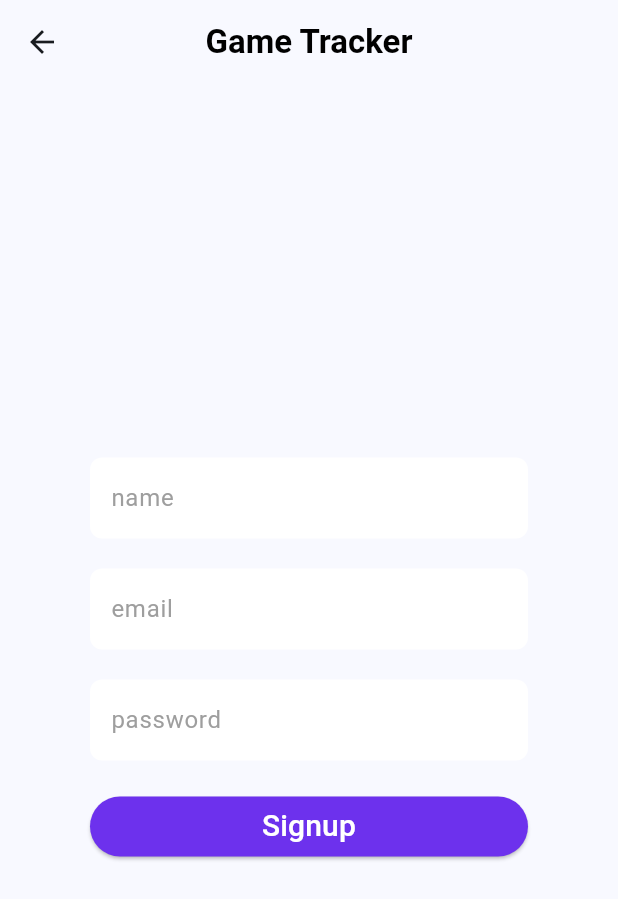
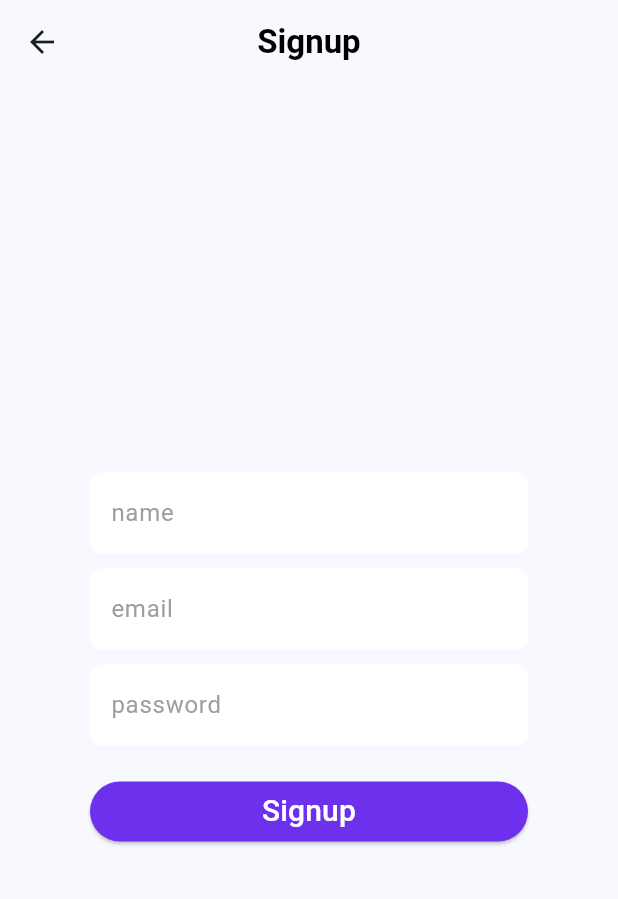
Before and after one commit to rafaeltiribas/game-tracker, a Flutter app: the SignupPage screen opened directly, on a phone screen of 412 x 824 dp. Shown: the top 899 px of the screen. Run offline on Flutter 3.47's test engine with Material 3 defaults, Android fonts, the phone set to English and light mode, and no system bars; our stand-ins replace shared_preferences, sqflite_common, sqflite_common_ffi; accounts and stored records are empty; Roboto replaces fonts that are missing (Lexend).

Commit message:
fix signup mannnnnnnn

```diff
--- a/game_tracker/lib/pages/home.dart
+++ b/game_tracker/lib/pages/home.dart
@@ -1,5 +1,4 @@
 import 'dart:ui';
-
 import 'package:flutter/material.dart';
 import 'package:game_tracker/pages/dashboard.dart';
 import 'package:game_tracker/pages/signup.dart';
--- a/game_tracker/lib/pages/signup.dart
+++ b/game_tracker/lib/pages/signup.dart
@@ -1,5 +1,7 @@
+import 'package:flutter/foundation.dart';
 import 'package:flutter/material.dart';
 import 'package:game_tracker/controller/login_controller.dart';
+import 'package:game_tracker/models/user.dart';
 import 'package:game_tracker/pages/home.dart';
 import 'package:shared_preferences/shared_preferences.dart';
 
@@ -10,14 +12,14 @@ class SignupPage extends StatefulWidget {
   _SignupPageState createState() => _SignupPageState();
 }
 
- class _SignupPageState extends State<SignupPage>{
+class _SignupPageState extends State<SignupPage> {
   SignupStatus _signupStatus = SignupStatus.notSignup;
   final _formKey = GlobalKey<FormState>();
   String _name = "", _email = "", _password = "";
   late LoginController controller;
   var value;
 
-  _SignupPageState (){
+  _SignupPageState() {
     this.controller = LoginController();
   }
 
@@ -25,25 +27,68 @@ class SignupPage extends StatefulWidget {
     SharedPreferences preferences = await SharedPreferences.getInstance();
 
     setState(() {
-      preferences.setInt("value", value);
+      preferences.setInt("signup", value);
       preferences.setString("name", name);
       preferences.setString("email", email);
       preferences.setString("pass", pass);
     });
   }
 
-  @override
-  Widget build(BuildContext context){
-    return Scaffold(
-      appBar: _buildAppBar(),
-      body: _buildBody(),
+  void _submit() async {
+    final form = _formKey.currentState;
+
+    if (form!.validate()) {
+      form.save();
+      try {
+        User newUser = User(name: _name, email: _email, password: _password);
+        int res = await controller.saveUser(newUser);
+
+        if (res != -1) {
+          savePref(1, newUser.name, newUser.email, newUser.password);
+          setState(() {
+            _signupStatus = SignupStatus.signUp;
+          });
+          Navigator.pushReplacement(
+            context,
+            MaterialPageRoute(builder: (context) => HomePage()),
+          );
+        } else {
+          ScaffoldMessenger.of(context).showSnackBar(
+            const SnackBar(content: Text('User already registered!')),
           );
         }
+      } catch (e) {
+        ScaffoldMessenger.of(context).showSnackBar(
+          SnackBar(content: Text(e.toString())),
+        );
+      }
+    }
+  }
 
-  _buildAppBar() {
-    return AppBar(
+  @override
+  void initState() {
+    super.initState();
+    getPref();
+  }
+
+  getPref() async {
+    SharedPreferences preferences = await SharedPreferences.getInstance();
+
+    setState(() {
+      value = preferences.getInt("signup");
+
+      _signupStatus = value == 1 ? SignupStatus.signUp : SignupStatus.notSignup;
+    });
+  }
+
+  @override
+  Widget build(BuildContext context) {
+    var currentWidget;
+
+    return Scaffold(
+      appBar: AppBar(
         title: const Text(
-        'Game Tracker',
+          'Signup',
           style: TextStyle(
             color: Color.fromARGB(255, 0, 0, 0),
             fontFamily: 'Lexend',
@@ -52,57 +97,69 @@ class SignupPage extends StatefulWidget {
           ),
         ),
         centerTitle: true,
-    );
-  }
-
-  _buildBody() {
-    return Padding(
+      ),
+      body: Padding(
         padding: const EdgeInsets.all(60.0),
         child: Center(
+          child: SingleChildScrollView(
+            child: Form(
+              key: _formKey,
               child: Column(
                 mainAxisAlignment: MainAxisAlignment.center,
                 children: [
                   _inputField("name"),
-            const SizedBox(height: 20),
+                  const SizedBox(height: 10),
                   _inputField("email"),
-            const SizedBox(height: 20),
+                  const SizedBox(height: 10),
                   _inputField("password"),
                   const SizedBox(height: 20),
-            _loginBtn()
-          ],),
+                  _signupBtn(),
+                ],
+              ),
+            ),
+          ),
+        ),
       ),
     );
   }
 
-  Widget _inputField(String hintText){
-    return TextField(
+  Widget _inputField(String hintText) {
+    return TextFormField(
       style: const TextStyle(color: Colors.black),
       decoration: InputDecoration(
         hintText: hintText,
-        hintStyle: const TextStyle(
-          color: Colors.grey,
-          fontFamily: 'Lexend'
-        ),
+        hintStyle: const TextStyle(color: Colors.grey, fontFamily: 'Lexend'),
         filled: true,
         fillColor: Colors.white,
-        contentPadding: const EdgeInsets.symmetric(vertical: 15.0, horizontal: 10.0),
+        contentPadding:
+            const EdgeInsets.symmetric(vertical: 15.0, horizontal: 10.0),
         border: OutlineInputBorder(
           borderRadius: BorderRadius.circular(8.0),
           borderSide: BorderSide.none,
         ),
       ),
+      obscureText: hintText == "password",
+      validator: (value) {
+        if (value == null || value.isEmpty) {
+          return 'Please enter your $hintText';
+        }
+        return null;
+      },
+      onSaved: (value) {
+        if (hintText == "name") {
+          _name = value!;
+        } else if (hintText == "email") {
+          _email = value!;
+        } else {
+          _password = value!;
+        }
+      },
     );
   }
-  Widget _loginBtn(){
+
+  Widget _signupBtn() {
     return ElevatedButton(
-      onPressed: (){
-        Navigator.push(
-          context,
-          MaterialPageRoute(
-            builder: (context) => HomePage()
-          )
-        );
-      },
+      onPressed: _submit,
       style: ElevatedButton.styleFrom(
         backgroundColor: Color.fromARGB(255, 109, 49, 237),
       ),
@@ -114,10 +171,10 @@ class SignupPage extends StatefulWidget {
           style: TextStyle(
             fontSize: 20,
             fontFamily: 'Lexend',
-            color: Colors.white
+            color: Colors.white,
           ),
         ),
-      )
+      ),
     );
   }
 }
```
Lines whose indentation alone changed are shown as unchanged.
